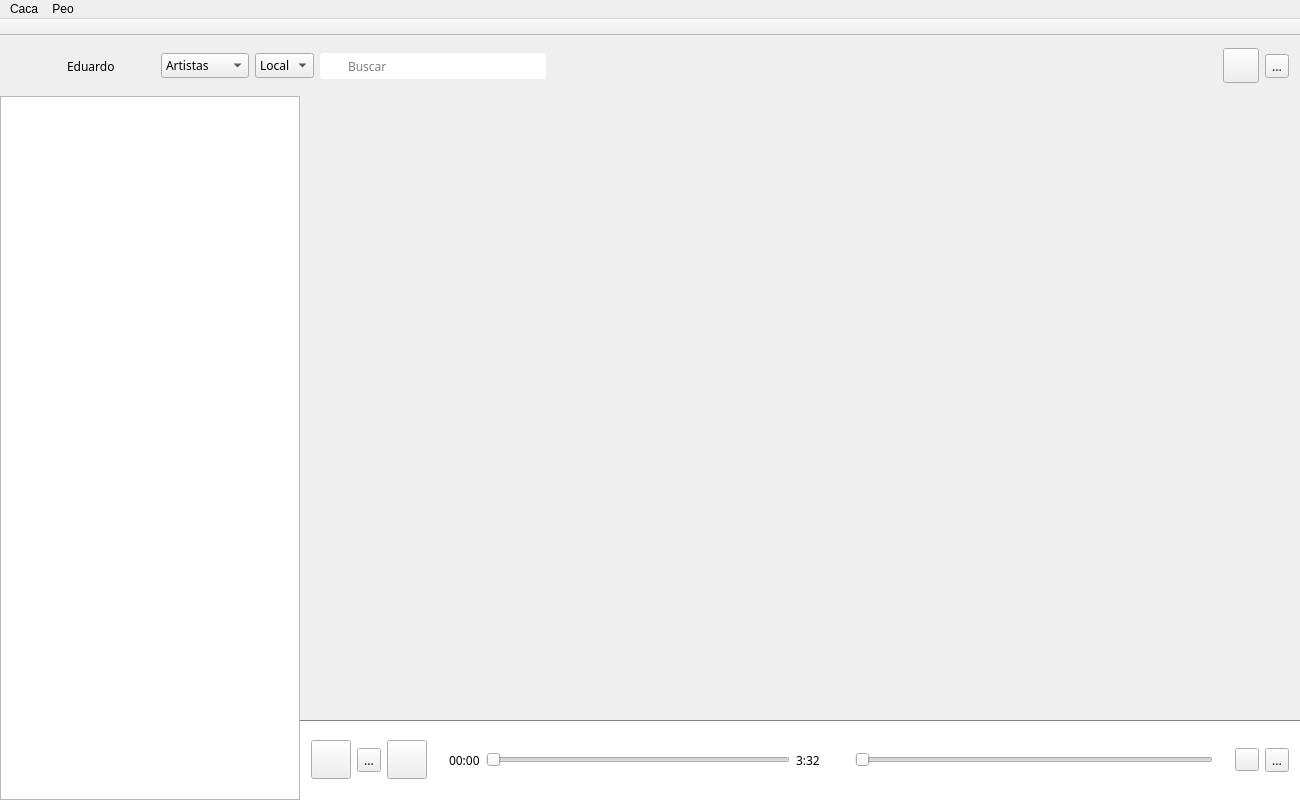
First picture: the form in mainwindow.ui, repository CuarzoSoftware/CuarzoPlayer, before the edit.
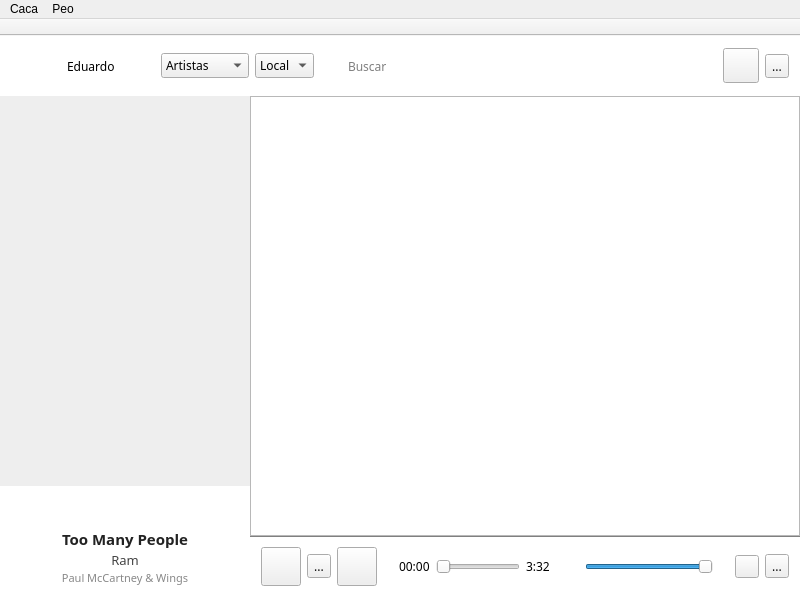
Second picture: the form after the edit. Icons and pictures are not drawn.

Patch:
```diff
--- a/mainwindow.ui
+++ b/mainwindow.ui
@@ -6,13 +6,16 @@
    <rect>
     <x>0</x>
     <y>0</y>
-    <width>1300</width>
-    <height>800</height>
+    <width>800</width>
+    <height>597</height>
    </rect>
   </property>
   <property name="windowTitle">
    <string>Cuarzo Player</string>
   </property>
+  <property name="autoFillBackground">
+   <bool>true</bool>
+  </property>
   <property name="styleSheet">
    <string notr="true">/*
 QComboBox{
@@ -45,7 +48,18 @@
 #bottomBarWidget {
     border-top: 1px solid grey;
 	background:#FFF
-}</string>
+}
+#main{background:#FFF}
+QListWidget::item
+{
+    background: transparent; 
+}
+QListWidget::item:selected
+{
+    background: #009DDC;	
+	color:#FFF;
+}
+</string>
   </property>
   <property name="unifiedTitleAndToolBarOnMac">
    <bool>true</bool>
@@ -374,7 +388,13 @@
     </item>
     <item>
      <widget class="QWidget" name="body" native="true">
+      <property name="autoFillBackground">
+       <bool>false</bool>
+      </property>
       <layout class="QHBoxLayout" name="horizontalLayout_7">
+       <property name="spacing">
+        <number>0</number>
+       </property>
        <property name="leftMargin">
         <number>0</number>
        </property>
@@ -388,29 +408,22 @@
         <number>0</number>
        </property>
        <item>
-        <widget class="QSplitter" name="splitter">
-         <property name="lineWidth">
-          <number>0</number>
-         </property>
-         <property name="orientation">
-          <enum>Qt::Horizontal</enum>
-         </property>
-         <property name="handleWidth">
-          <number>0</number>
-         </property>
-         <property name="childrenCollapsible">
-          <bool>false</bool>
-         </property>
          <widget class="QWidget" name="leftBar" native="true">
+         <property name="sizePolicy">
+          <sizepolicy hsizetype="Expanding" vsizetype="Minimum">
+           <horstretch>5</horstretch>
+           <verstretch>0</verstretch>
+          </sizepolicy>
+         </property>
           <property name="minimumSize">
            <size>
-            <width>150</width>
+           <width>250</width>
             <height>0</height>
            </size>
           </property>
           <property name="maximumSize">
            <size>
-            <width>300</width>
+           <width>250</width>
             <height>16777210</height>
            </size>
           </property>
@@ -420,6 +433,11 @@
             <height>0</height>
            </size>
           </property>
+         <property name="styleSheet">
+          <string notr="true">#listView{
+background:#EEE;
+}</string>
+         </property>
           <layout class="QVBoxLayout" name="verticalLayout_3">
            <property name="spacing">
             <number>0</number>
@@ -438,15 +456,190 @@
            </property>
            <item>
             <widget class="QListWidget" name="listView">
+            <property name="sizePolicy">
+             <sizepolicy hsizetype="Expanding" vsizetype="Expanding">
+              <horstretch>0</horstretch>
+              <verstretch>100</verstretch>
+             </sizepolicy>
+            </property>
+            <property name="baseSize">
+             <size>
+              <width>0</width>
+              <height>0</height>
+             </size>
+            </property>
+            <property name="font">
+             <font>
+              <family>Lucida</family>
+              <pointsize>-1</pointsize>
+              <strikeout>true</strikeout>
+             </font>
+            </property>
              <property name="focusPolicy">
               <enum>Qt::NoFocus</enum>
              </property>
-            </widget>
-           </item>
-          </layout>
-         </widget>
+            <property name="frameShape">
+             <enum>QFrame::NoFrame</enum>
+            </property>
+           </widget>
+          </item>
+          <item>
+           <widget class="QFrame" name="displayer">
+            <property name="sizePolicy">
+             <sizepolicy hsizetype="MinimumExpanding" vsizetype="MinimumExpanding">
+              <horstretch>1</horstretch>
+              <verstretch>1</verstretch>
+             </sizepolicy>
+            </property>
+            <property name="minimumSize">
+             <size>
+              <width>0</width>
+              <height>100</height>
+             </size>
+            </property>
+            <property name="maximumSize">
+             <size>
+              <width>16777215</width>
+              <height>400</height>
+             </size>
+            </property>
+            <property name="baseSize">
+             <size>
+              <width>0</width>
+              <height>200</height>
+             </size>
+            </property>
+            <property name="frameShape">
+             <enum>QFrame::NoFrame</enum>
+            </property>
+            <property name="frameShadow">
+             <enum>QFrame::Raised</enum>
+            </property>
+            <layout class="QVBoxLayout" name="verticalLayout_4">
+             <property name="spacing">
+              <number>1</number>
+             </property>
+             <property name="sizeConstraint">
+              <enum>QLayout::SetMinimumSize</enum>
+             </property>
+             <property name="topMargin">
+              <number>15</number>
+             </property>
+             <item>
+              <widget class="QLabel" name="label">
+               <property name="minimumSize">
+                <size>
+                 <width>0</width>
+                 <height>0</height>
+                </size>
+               </property>
+               <property name="maximumSize">
+                <size>
+                 <width>220</width>
+                 <height>220</height>
+                </size>
+               </property>
+               <property name="text">
+                <string/>
+               </property>
+               <property name="pixmap">
+                <pixmap resource="resources.qrc">:/rec/images/artWork.png</pixmap>
+               </property>
+               <property name="scaledContents">
+                <bool>true</bool>
+               </property>
+               <property name="alignment">
+                <set>Qt::AlignCenter</set>
+               </property>
+              </widget>
+             </item>
+             <item>
+              <spacer name="verticalSpacer">
+               <property name="orientation">
+                <enum>Qt::Vertical</enum>
+               </property>
+               <property name="sizeType">
+                <enum>QSizePolicy::Fixed</enum>
+               </property>
+               <property name="sizeHint" stdset="0">
+                <size>
+                 <width>20</width>
+                 <height>10</height>
+                </size>
+               </property>
+              </spacer>
+             </item>
+             <item>
+              <widget class="QLabel" name="titleDisplayer">
+               <property name="styleSheet">
+                <string notr="true">font-weight:bold;font-size:15px;color:#222</string>
+               </property>
+               <property name="text">
+                <string>Too Many People</string>
+               </property>
+               <property name="alignment">
+                <set>Qt::AlignCenter</set>
+               </property>
+               <property name="wordWrap">
+                <bool>true</bool>
+               </property>
+              </widget>
+             </item>
+             <item>
+              <widget class="QLabel" name="albumDisplayer">
+               <property name="styleSheet">
+                <string notr="true">color:#444;font-size:13px</string>
+               </property>
+               <property name="text">
+                <string>Ram</string>
+               </property>
+               <property name="alignment">
+                <set>Qt::AlignCenter</set>
+               </property>
+               <property name="wordWrap">
+                <bool>true</bool>
+               </property>
+              </widget>
+             </item>
+             <item>
+              <widget class="QLabel" name="artistDisplayer">
+               <property name="styleSheet">
+                <string notr="true">color:#888;font-size:11px</string>
+               </property>
+               <property name="text">
+                <string>Paul McCartney &amp; Wings</string>
+               </property>
+               <property name="alignment">
+                <set>Qt::AlignCenter</set>
+               </property>
+               <property name="wordWrap">
+                <bool>true</bool>
+               </property>
+              </widget>
+             </item>
+            </layout>
+           </widget>
+          </item>
+         </layout>
+        </widget>
+       </item>
+       <item>
          <widget class="QWidget" name="middleBar" native="true">
-          <layout class="QVBoxLayout" name="verticalLayout_2">
+         <property name="sizePolicy">
+          <sizepolicy hsizetype="Expanding" vsizetype="Preferred">
+           <horstretch>11</horstretch>
+           <verstretch>0</verstretch>
+          </sizepolicy>
+         </property>
+         <property name="autoFillBackground">
+          <bool>true</bool>
+         </property>
+         <property name="styleSheet">
+          <string notr="true">#content{
+background:#FFF;
+}</string>
+         </property>
+         <layout class="QVBoxLayout" name="verticalLayout_2" stretch="0,0">
            <property name="spacing">
             <number>0</number>
            </property>
@@ -463,7 +656,85 @@
             <number>0</number>
            </property>
            <item>
-            <widget class="QWidget" name="widget_4" native="true"/>
+           <widget class="QWidget" name="content" native="true">
+            <property name="autoFillBackground">
+             <bool>false</bool>
+            </property>
+            <property name="styleSheet">
+             <string notr="true"/>
+            </property>
+            <layout class="QVBoxLayout" name="verticalLayout_5">
+             <property name="spacing">
+              <number>0</number>
+             </property>
+             <property name="leftMargin">
+              <number>0</number>
+             </property>
+             <property name="topMargin">
+              <number>0</number>
+             </property>
+             <property name="rightMargin">
+              <number>0</number>
+             </property>
+             <property name="bottomMargin">
+              <number>0</number>
+             </property>
+             <item>
+              <widget class="QScrollArea" name="scrollArea">
+               <property name="autoFillBackground">
+                <bool>false</bool>
+               </property>
+               <property name="styleSheet">
+                <string notr="true">#scroll{
+background:#FFF;
+}</string>
+               </property>
+               <property name="frameShape">
+                <enum>QFrame::NoFrame</enum>
+               </property>
+               <property name="horizontalScrollBarPolicy">
+                <enum>Qt::ScrollBarAlwaysOff</enum>
+               </property>
+               <property name="widgetResizable">
+                <bool>true</bool>
+               </property>
+               <widget class="QWidget" name="scroll">
+                <property name="geometry">
+                 <rect>
+                  <x>0</x>
+                  <y>0</y>
+                  <width>550</width>
+                  <height>428</height>
+                 </rect>
+                </property>
+                <property name="autoFillBackground">
+                 <bool>false</bool>
+                </property>
+                <layout class="QVBoxLayout" name="verticalLayout_7">
+                 <property name="spacing">
+                  <number>0</number>
+                 </property>
+                 <property name="leftMargin">
+                  <number>0</number>
+                 </property>
+                 <property name="topMargin">
+                  <number>0</number>
+                 </property>
+                 <property name="rightMargin">
+                  <number>0</number>
+                 </property>
+                 <property name="bottomMargin">
+                  <number>0</number>
+                 </property>
+                 <item>
+                  <widget class="QTextEdit" name="textEdit"/>
+                 </item>
+                </layout>
+               </widget>
+              </widget>
+             </item>
+            </layout>
+           </widget>
            </item>
            <item>
             <widget class="QWidget" name="bottomBarWidget" native="true">
@@ -570,6 +841,9 @@
                  </item>
                  <item>
                   <widget class="QSlider" name="timePosition">
+                  <property name="maximum">
+                   <number>100</number>
+                  </property>
                    <property name="orientation">
                     <enum>Qt::Horizontal</enum>
                    </property>
@@ -603,6 +877,12 @@
                  </item>
                  <item>
                   <widget class="QSlider" name="volumeSlider">
+                  <property name="maximum">
+                   <number>100</number>
+                  </property>
+                  <property name="value">
+                   <number>100</number>
+                  </property>
                    <property name="orientation">
                     <enum>Qt::Horizontal</enum>
                    </property>
@@ -644,7 +924,6 @@
            </item>
           </layout>
          </widget>
-        </widget>
        </item>
       </layout>
      </widget>
@@ -656,7 +935,7 @@
     <rect>
      <x>0</x>
      <y>0</y>
-     <width>1300</width>
+     <width>800</width>
      <height>22</height>
     </rect>
    </property>
```
Left out of the diff: 8 changed lines with no effect on the pictures. Lines whose indentation alone changed are shown as unchanged.
